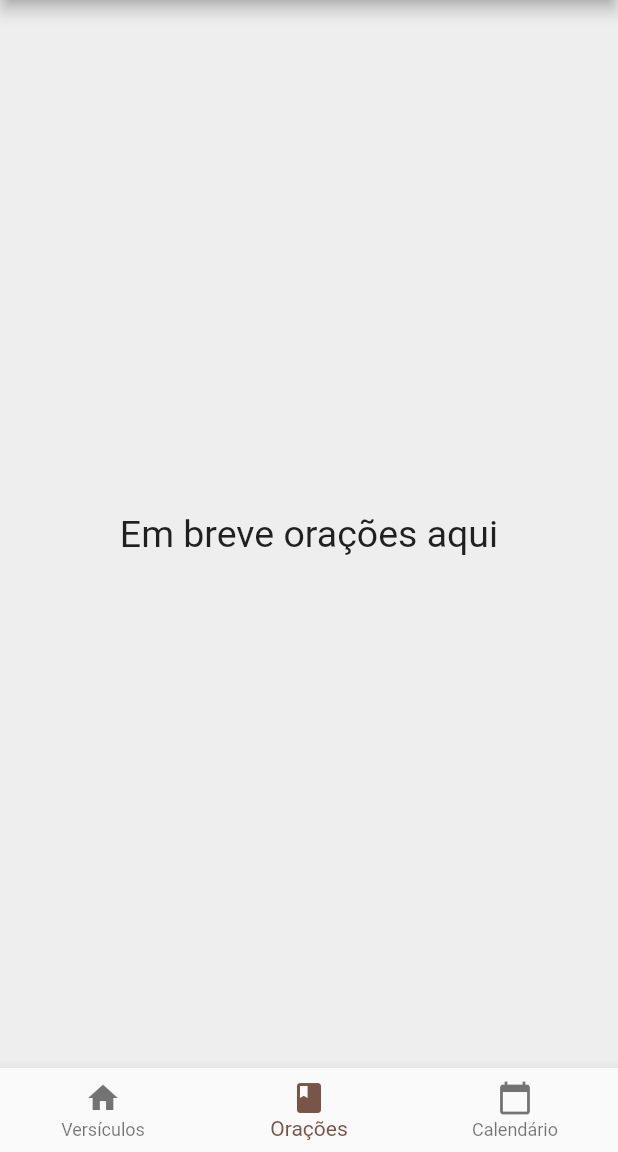
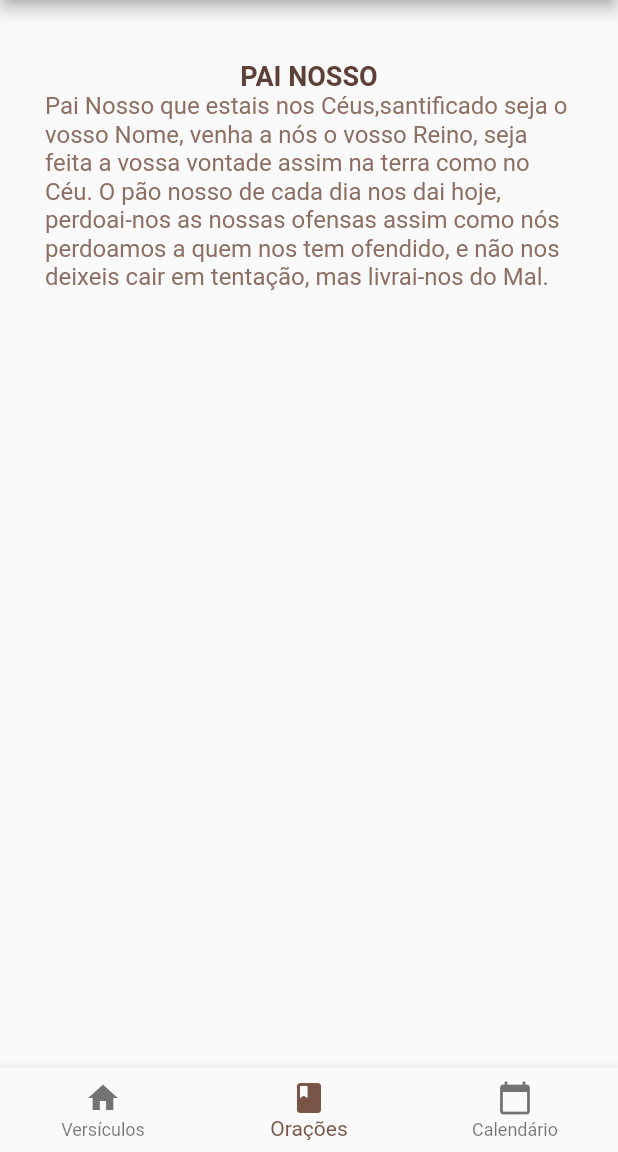
Before and after one commit to leandrotux/VersiculosBiblicos, a Flutter app: the screen it shows after launch, item 2 of the bottom bar chosen, on a phone screen of 412 x 824 dp, the part 84-1236 px from its top. Run offline on Flutter 3.47's test engine with Material 2 defaults, Android fonts, the phone set to English and light mode, and no system bars.

Commit message:
Add UI Orações

```diff
--- a/lib/telas/Oracao.dart
+++ b/lib/telas/Oracao.dart
@@ -1,4 +1,5 @@
 import 'package:flutter/material.dart';
+import 'package:versiculosBiblicos/telas/Oracoes/SaoJose.dart';
 
 class Oracao extends StatefulWidget {
   @override
@@ -10,10 +11,11 @@ class _OracaoState extends State<Oracao> {
   Widget build(BuildContext context) {
     return Container(
       child: Center(
-        child: Text(
+        child: SaoJose(),
+        /*child: Text(
           "Em breve orações aqui",
           style: TextStyle(fontSize: 25),
-        ),
+        ),*/
       ),
     );
   }
--- /dev/null
+++ b/lib/telas/Oracoes/SaoJose.dart
@@ -0,0 +1,46 @@
+import 'package:flutter/cupertino.dart';
+import 'package:flutter/material.dart';
+
+class SaoJose extends StatefulWidget {
+  @override
+  _SaoJoseState createState() => _SaoJoseState();
+}
+
+class _SaoJoseState extends State<SaoJose> {
+  @override
+  Widget build(BuildContext context) {
+    return Scaffold(
+      body: Container(
+        //padding: EdgeInsets.all(10),
+        margin: EdgeInsets.fromLTRB(30, 40, 30, 0),
+        child: Column(children: [
+          Text(
+            "PAI NOSSO",
+            style: TextStyle(
+              fontSize: 18,
+              color: Colors.brown[700],
+              fontWeight: FontWeight.bold,
+            ),
+          ),
+          Text(
+            "Pai Nosso que estais nos Céus," +
+                "santificado seja o vosso Nome, " +
+                "venha a nós o vosso Reino, " +
+                "seja feita a vossa vontade " +
+                "assim na terra como no Céu. " +
+                "O pão nosso de cada dia nos dai hoje, " +
+                "perdoai-nos as nossas ofensas " +
+                "assim como nós perdoamos " +
+                "a quem nos tem ofendido, " +
+                "e não nos deixeis cair em tentação, " +
+                "mas livrai-nos do Mal.",
+            style: TextStyle(
+              fontSize: 16,
+              color: Colors.brown[400],
+            ),
+          ),
+        ]),
+      ),
+    );
+  }
+}
```
